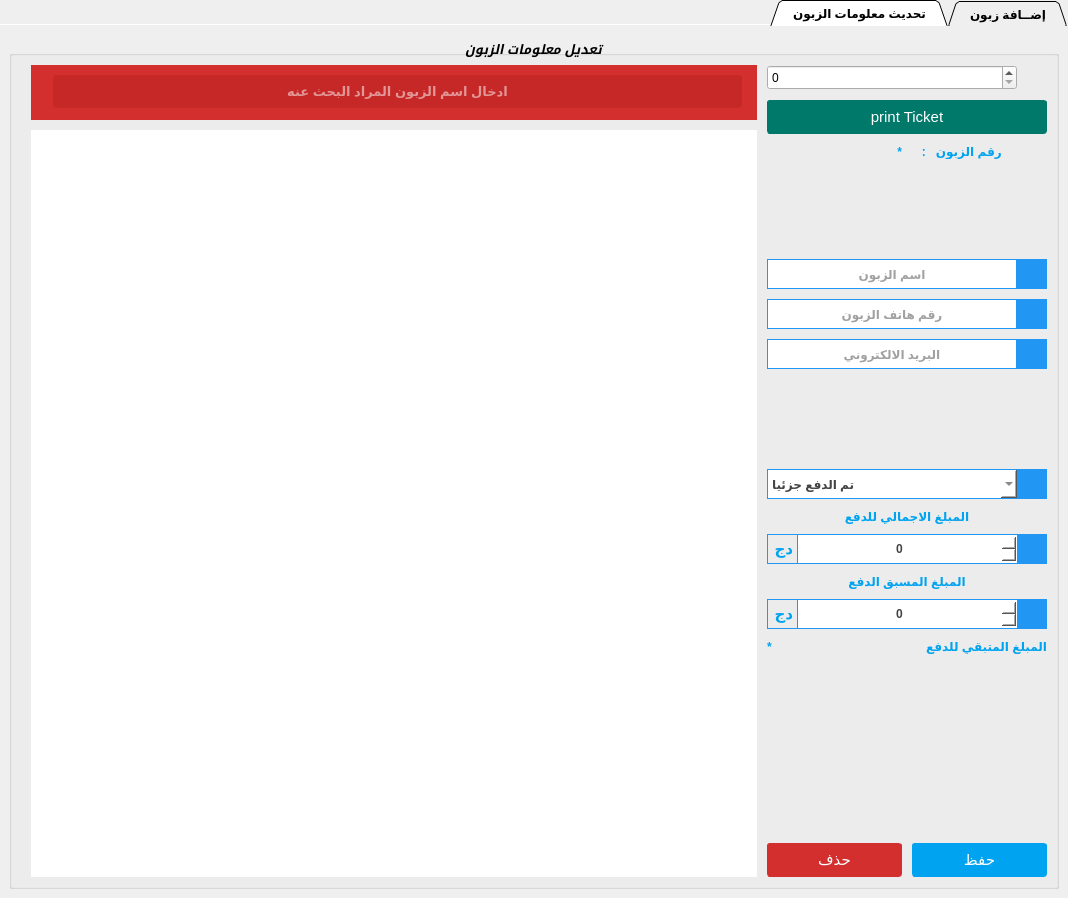
Qt form tabwidgetclients.ui (ashraf-kx/maktaba-assistant) before a commit.
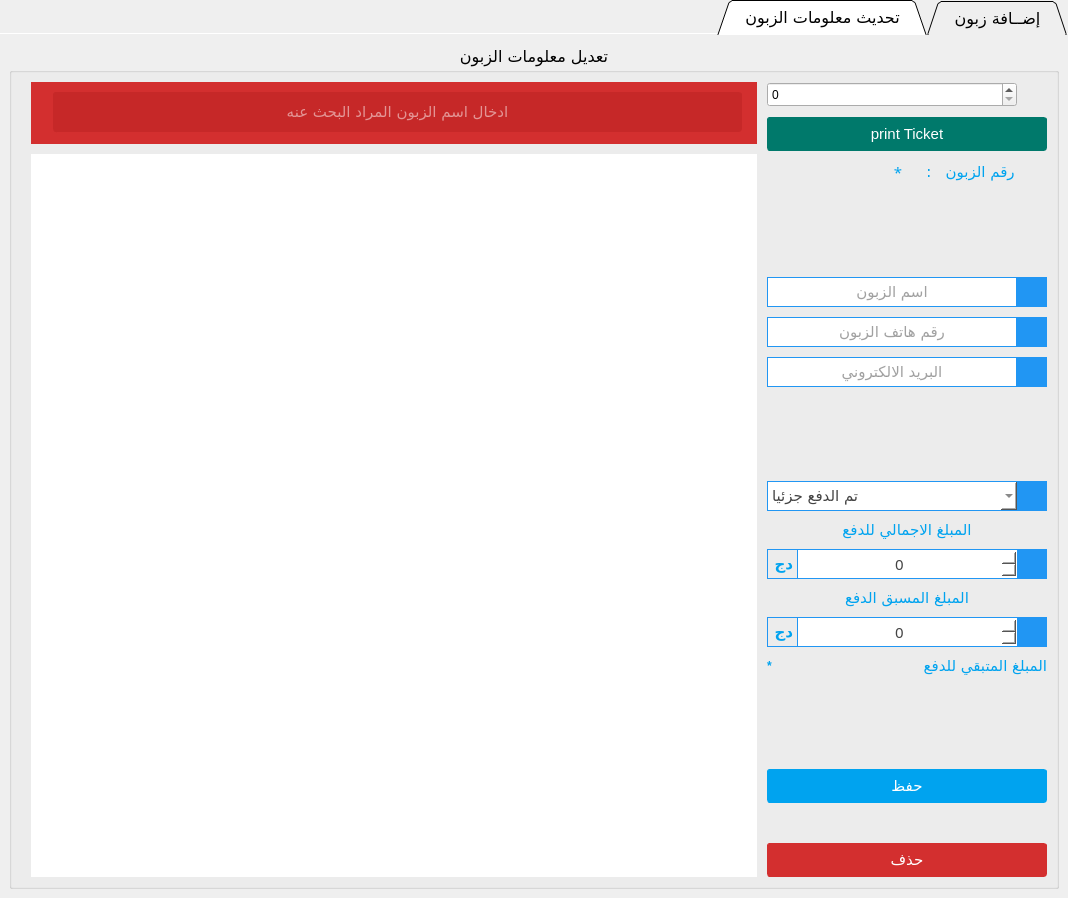
The same form after that commit. The open tabs and pages were chosen to show the change. Icons and pictures are not drawn.

The edit to the form file:
```diff
--- a/tabwidgetclients.ui
+++ b/tabwidgetclients.ui
@@ -12,9 +12,9 @@
   </property>
   <property name="font">
    <font>
-    <pointsize>9</pointsize>
-    <weight>75</weight>
-    <bold>true</bold>
+    <family>SFMono Nerd Font Mono</family>
+    <pointsize>12</pointsize>
+    <bold>false</bold>
     <underline>false</underline>
     <strikeout>false</strikeout>
     <kerning>false</kerning>
@@ -3049,10 +3049,10 @@
      <widget class="QGroupBox" name="GB_updateClient">
       <property name="font">
        <font>
-        <pointsize>10</pointsize>
-        <weight>75</weight>
-        <italic>true</italic>
-        <bold>true</bold>
+        <family>SFMono Nerd Font Mono</family>
+        <pointsize>12</pointsize>
+        <italic>false</italic>
+        <bold>false</bold>
         <underline>false</underline>
         <strikeout>false</strikeout>
         <kerning>false</kerning>
@@ -3174,9 +3174,9 @@
              <widget class="QLineEdit" name="LE_fullnameFiltre">
               <property name="font">
                <font>
-                <pointsize>10</pointsize>
-                <weight>75</weight>
-                <bold>true</bold>
+                <family>SFMono Nerd Font Mono</family>
+                <pointsize>11</pointsize>
+                <bold>false</bold>
                </font>
               </property>
               <property name="layoutDirection">
@@ -3234,10 +3234,9 @@
            </property>
            <property name="font">
             <font>
-             <family>Arial</family>
-             <pointsize>10</pointsize>
-             <weight>75</weight>
-             <bold>true</bold>
+             <family>SFMono Nerd Font Mono</family>
+             <pointsize>11</pointsize>
+             <bold>false</bold>
              <kerning>false</kerning>
             </font>
            </property>
@@ -3317,7 +3316,6 @@
           <widget class="QPushButton" name="Bt_printTicket">
            <property name="font">
             <font>
-             <family>Ubuntu</family>
              <pointsize>-1</pointsize>
             </font>
            </property>
@@ -3382,9 +3380,9 @@
             <widget class="QLabel" name="LB_displayIdCx">
              <property name="font">
               <font>
-               <pointsize>9</pointsize>
-               <weight>75</weight>
-               <bold>true</bold>
+               <family>SFMono Nerd Font Mono</family>
+               <pointsize>11</pointsize>
+               <bold>false</bold>
               </font>
              </property>
              <property name="styleSheet">
@@ -3406,9 +3404,9 @@
             <widget class="QLabel" name="label_27">
              <property name="font">
               <font>
-               <pointsize>9</pointsize>
-               <weight>75</weight>
-               <bold>true</bold>
+               <family>SFMono Nerd Font Mono</family>
+               <pointsize>11</pointsize>
+               <bold>false</bold>
               </font>
              </property>
              <property name="styleSheet">
@@ -3462,9 +3460,9 @@
              </property>
              <property name="font">
               <font>
-               <pointsize>9</pointsize>
-               <weight>75</weight>
-               <bold>true</bold>
+               <family>SFMono Nerd Font Mono</family>
+               <pointsize>11</pointsize>
+               <bold>false</bold>
               </font>
              </property>
              <property name="layoutDirection">
@@ -3567,9 +3565,9 @@
              </property>
              <property name="font">
               <font>
-               <pointsize>9</pointsize>
-               <weight>75</weight>
-               <bold>true</bold>
+               <family>SFMono Nerd Font Mono</family>
+               <pointsize>11</pointsize>
+               <bold>false</bold>
               </font>
              </property>
              <property name="layoutDirection">
@@ -3675,9 +3673,9 @@
              </property>
              <property name="font">
               <font>
-               <pointsize>9</pointsize>
-               <weight>75</weight>
-               <bold>true</bold>
+               <family>SFMono Nerd Font Mono</family>
+               <pointsize>11</pointsize>
+               <bold>false</bold>
               </font>
              </property>
              <property name="layoutDirection">
@@ -3799,9 +3797,9 @@
              </property>
              <property name="font">
               <font>
-               <pointsize>9</pointsize>
-               <weight>75</weight>
-               <bold>true</bold>
+               <family>SFMono Nerd Font Mono</family>
+               <pointsize>11</pointsize>
+               <bold>false</bold>
               </font>
              </property>
              <property name="cursor">
@@ -3898,8 +3896,9 @@
           <widget class="QLabel" name="label_24">
            <property name="font">
             <font>
-             <weight>75</weight>
-             <bold>true</bold>
+             <family>SFMono Nerd Font Mono</family>
+             <pointsize>11</pointsize>
+             <bold>false</bold>
             </font>
            </property>
            <property name="styleSheet">
@@ -3939,7 +3938,6 @@
              <property name="font">
               <font>
                <pointsize>11</pointsize>
-               <weight>75</weight>
                <bold>true</bold>
               </font>
              </property>
@@ -3986,9 +3984,9 @@
              </property>
              <property name="font">
               <font>
-               <pointsize>9</pointsize>
-               <weight>75</weight>
-               <bold>true</bold>
+               <family>SFMono Nerd Font Mono</family>
+               <pointsize>11</pointsize>
+               <bold>false</bold>
               </font>
              </property>
              <property name="styleSheet">
@@ -4068,8 +4066,9 @@
           <widget class="QLabel" name="label_25">
            <property name="font">
             <font>
-             <weight>75</weight>
-             <bold>true</bold>
+             <family>SFMono Nerd Font Mono</family>
+             <pointsize>11</pointsize>
+             <bold>false</bold>
             </font>
            </property>
            <property name="styleSheet">
@@ -4109,7 +4108,6 @@
              <property name="font">
               <font>
                <pointsize>11</pointsize>
-               <weight>75</weight>
                <bold>true</bold>
               </font>
              </property>
@@ -4156,9 +4154,9 @@
              </property>
              <property name="font">
               <font>
-               <pointsize>9</pointsize>
-               <weight>75</weight>
-               <bold>true</bold>
+               <family>SFMono Nerd Font Mono</family>
+               <pointsize>11</pointsize>
+               <bold>false</bold>
               </font>
              </property>
              <property name="styleSheet">
@@ -4240,7 +4238,6 @@
             <widget class="QLabel" name="Lb_priceRestDZx">
              <property name="font">
               <font>
-               <weight>75</weight>
                <bold>true</bold>
               </font>
              </property>
@@ -4260,8 +4257,9 @@
             <widget class="QLabel" name="label_26">
              <property name="font">
               <font>
-               <weight>75</weight>
-               <bold>true</bold>
+               <family>SFMono Nerd Font Mono</family>
+               <pointsize>11</pointsize>
+               <bold>false</bold>
               </font>
              </property>
              <property name="styleSheet">
@@ -4292,26 +4290,85 @@
           </spacer>
          </item>
          <item>
-          <spacer name="verticalSpacer_2">
-           <property name="orientation">
-            <enum>Qt::Vertical</enum>
-           </property>
-           <property name="sizeHint" stdset="0">
-            <size>
-             <width>20</width>
-             <height>18</height>
-            </size>
-           </property>
-          </spacer>
-         </item>
-         <item>
-          <layout class="QHBoxLayout" name="LY_updateClient">
+          <layout class="QVBoxLayout" name="verticalLayout_10">
+           <item>
+            <widget class="QPushButton" name="BT_updateClient">
+             <property name="font">
+              <font>
+               <family>SFMono Nerd Font Mono</family>
+               <pointsize>11</pointsize>
+              </font>
+             </property>
+             <property name="cursor">
+              <cursorShape>PointingHandCursor</cursorShape>
+             </property>
+             <property name="styleSheet">
+              <string notr="true">QPushButton
+{
+ position: relative;
+    padding: 7px 12px;
+        padding-top: 7px;
+        padding-bottom: 7px;
+    color: #ffffff;
+    white-space: nowrap;
+    background-color: rgb(0, 163, 239);
+   
+    border-radius: 3px;
+        border-top-left-radius: 3px;
+        border-top-right-radius: 3px;
+        border-bottom-right-radius: 3px;
+        border-bottom-left-radius: 3px;
+    border: 1px solid rgb(0, 163, 239);
+       
+    vertical-align: middle;
+}
+
+QPushButton:hover
+{
+background-color: rgb(11, 109, 255);
+    border: 1px solid  rgb(11, 109, 255);
+color: #ffffff;
+
+}
+</string>
+             </property>
+             <property name="text">
+              <string>حفظ</string>
+             </property>
+             <property name="icon">
+              <iconset resource="Icons.qrc">
+               <normaloff>:/Icons/ic_save_white_2x.png</normaloff>:/Icons/ic_save_white_2x.png</iconset>
+             </property>
+             <property name="iconSize">
+              <size>
+               <width>25</width>
+               <height>25</height>
+              </size>
+             </property>
+             <property name="shortcut">
+              <string>Return, Enter</string>
+             </property>
+            </widget>
+           </item>
+           <item>
+            <spacer name="verticalSpacer_2">
+             <property name="orientation">
+              <enum>Qt::Vertical</enum>
+             </property>
+             <property name="sizeHint" stdset="0">
+              <size>
+               <width>20</width>
+               <height>30</height>
+              </size>
+             </property>
+            </spacer>
+           </item>
            <item>
             <widget class="QPushButton" name="Bt_deleteClient">
              <property name="font">
               <font>
-               <family>Ubuntu</family>
-               <pointsize>-1</pointsize>
+               <family>SFMono Nerd Font Mono</family>
+               <pointsize>11</pointsize>
               </font>
              </property>
              <property name="cursor">
@@ -4324,8 +4381,6 @@
     padding: 7px 12px;
         padding-top: 7px;
         padding-bottom: 7px;
-    font-size: 15px;
-    font-family: Ubuntu;
     color: #ffffff;
     white-space: nowrap;
     background-color:#D32F2F;
@@ -4366,67 +4421,6 @@
              </property>
             </widget>
            </item>
-           <item>
-            <widget class="QPushButton" name="BT_updateClient">
-             <property name="font">
-              <font>
-               <family>Ubuntu</family>
-               <pointsize>-1</pointsize>
-              </font>
-             </property>
-             <property name="cursor">
-              <cursorShape>PointingHandCursor</cursorShape>
-             </property>
-             <property name="styleSheet">
-              <string notr="true">QPushButton
-{
- position: relative;
-    padding: 7px 12px;
-        padding-top: 7px;
-        padding-bottom: 7px;
-    font-size: 15px;
-    font-family: Ubuntu;
-    color: #ffffff;
-    white-space: nowrap;
-    background-color: rgb(0, 163, 239);
-   
-    border-radius: 3px;
-        border-top-left-radius: 3px;
-        border-top-right-radius: 3px;
-        border-bottom-right-radius: 3px;
-        border-bottom-left-radius: 3px;
-    border: 1px solid rgb(0, 163, 239);
-       
-    vertical-align: middle;
-}
-
-QPushButton:hover
-{
-background-color: rgb(11, 109, 255);
-    border: 1px solid  rgb(11, 109, 255);
-color: #ffffff;
-
-}
-</string>
-             </property>
-             <property name="text">
-              <string>حفظ</string>
-             </property>
-             <property name="icon">
-              <iconset resource="Icons.qrc">
-               <normaloff>:/Icons/ic_save_white_2x.png</normaloff>:/Icons/ic_save_white_2x.png</iconset>
-             </property>
-             <property name="iconSize">
-              <size>
-               <width>25</width>
-               <height>25</height>
-              </size>
-             </property>
-             <property name="shortcut">
-              <string>Return, Enter</string>
-             </property>
-            </widget>
-           </item>
           </layout>
          </item>
         </layout>
```
Left out of the diff: 130 changed lines with no effect on the pictures.
